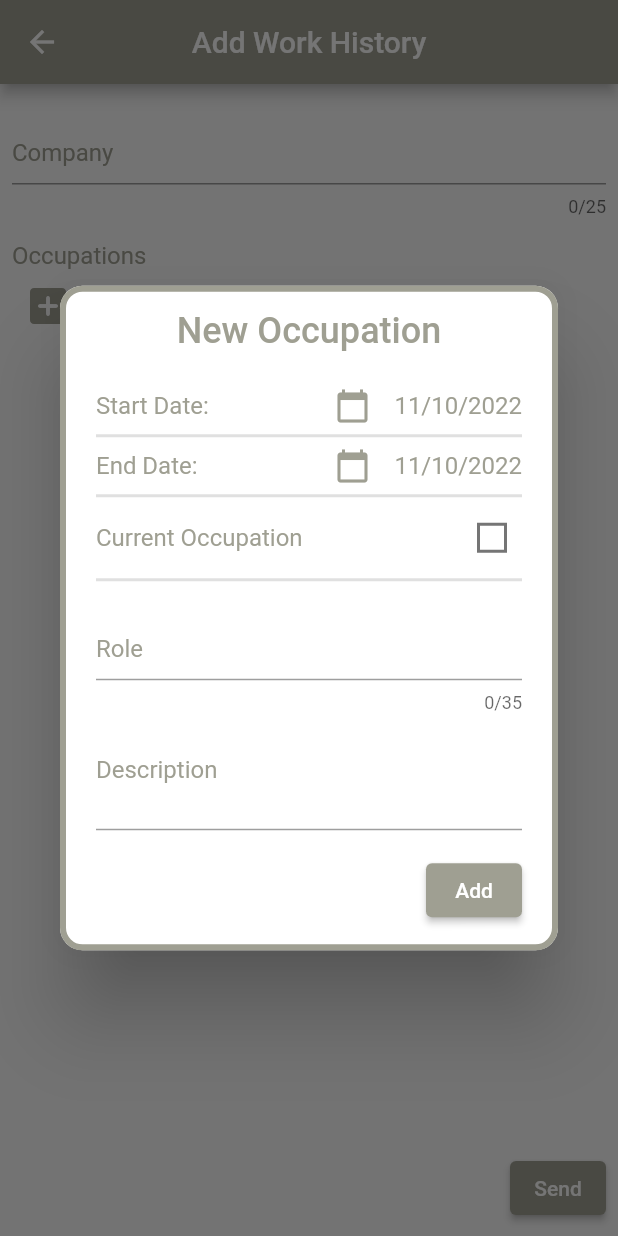
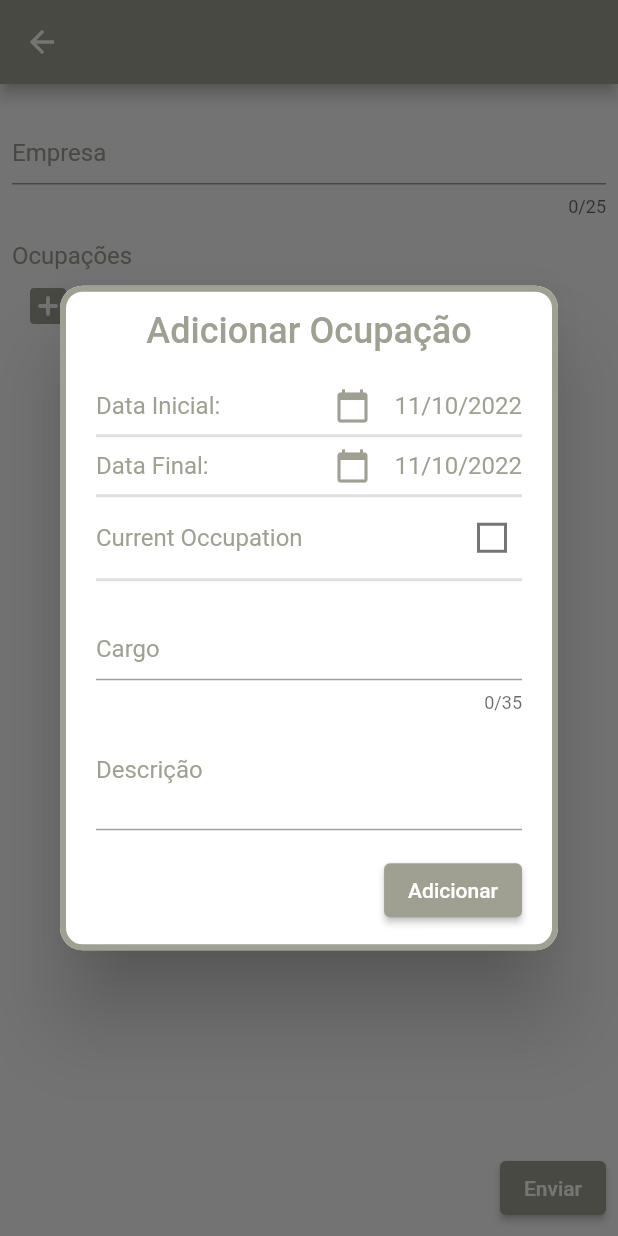
Before and after one commit to xandefreitas/Flutter_Profile, a Flutter app: the WorkHistoryFormScreen screen opened directly with empty values, after a tap on the "add box" icon, on a phone screen of 412 x 824 dp. Run offline on Flutter 3.47's test engine with Material 2 defaults, Android fonts, the phone set to English and light mode, and no system bars; our stand-ins replace cached_network_image, cloud_firestore, dio, equatable, firebase_auth, firebase_core and 9 more; missing offline and left inert: pdf_viewer_plugin; accounts and stored records are empty; generated files the repository leaves out were written again; network calls fail.

Commit message:
Work History l10n

```diff
--- /dev/null
+++ b/lib/common/util/date_util.dart
@@ -0,0 +1,10 @@
+import 'package:intl/intl.dart';
+
+abstract class DateUtil {
+  static formatDate(String? date) {
+    if (date != null && date != '') {
+      return DateFormat('dd/MM/yyyy').format(DateTime.parse(date));
+    }
+    return '';
+  }
+}
--- a/lib/core/consts.dart
+++ b/lib/core/consts.dart
@@ -1,5 +1,7 @@
 class Consts {
   //adding to git ignore
+  static const String fullName = 'Alexandre Gazar Libório de Freitas';
+  static const String shortName = 'Alexandre Freitas';
   static const String profilePhoto =
       'https://media-exp1.licdn.com/dms/image/C5603AQHlAkM0n6T-ww/profile-displayphoto-shrink_800_800/0/1600175926661?e=1665619200&v=beta&t=GKXuVCvI2SzmpCA9TgFMbiJlxnCmhVtYsZS4C1WS5yQ';
   static const String databaseUrl = 'https://my-flutter-portfolio-70689-default-rtdb.firebaseio.com/';
--- a/lib/l10n/app_pt.arb
+++ b/lib/l10n/app_pt.arb
@@ -19,7 +19,6 @@
     "formResendButtonText":"Reenviar",
     "formVerifyButtonText":"Verificar",
     "formPhoneNumberLabelText":"Número de Telefone",
-    "formFieldRequiredMessage":"Campo Obrigatório",
     "formFieldMinLengthMessage":"Nome deve possuir mais de 4 letras",
     "profileTitle":"Perfil",
     "certificatesTitle":"Certificados",
@@ -80,7 +79,6 @@
     "relationshipDataFriend":"Amigo(a)",
     "relationshipDataCoworker":"Colega de Trabalho",
     "relationshipDataBoss":"Chefe",
-    "relationshipDataSubordinate":"Subordinado",
     "relationshipDataClient":"Cliente",
     "relationshipDataFamily":"Família",
     "relationshipDataRecruiter":"Recrutador(a)",
@@ -89,6 +87,19 @@
     "snackBarGenericAlertTitle":"Alerta!",
     "successSnackBarAddedCertificate":"Um novo certificado foi adicionado!",
     "successSnackBarUpdatedCertificate":"Certificado atualizado com sucesso.",
-    "successSnackBarRemovedCertificate":"Certificado removido com sucesso."
+    "workHistoryFormTitleAdd":"Adicionar Histórico",
+    "workHistoryFormTitleUpdate":"Atualizar Histórico",
+    "workHistoryFormFieldCompanyLabel":"Empresa",
+    "workHistoryFieldOccupationsLabel":"Ocupações",
+    "workHistoryFormSendButton":"Enviar",
+    "workHistoryFormUpdateButton":"Atualizar",
+    "workHistoryFormAddButton":"Adicionar",
+    "occupationsFormTitleAdd":"Adicionar Ocupação",
+    "occupationsFormTitleUpdate":"Atualizar Ocupação",
+    "occupationsFormStartDateLabel":"Data Inicial:",
+    "occupationsFormEndDateLabel":"Data Final:",
+    "occupationsFormCurrentOccupationLabel":"Current Occupation",
+    "occupationsFormRoleLabel":"Cargo",
+    "occupationsFormDescriptionLabel":"Descrição"
 
 }
--- a/lib/screens/CertificatesScreen/certificates_form_screen.dart
+++ b/lib/screens/CertificatesScreen/certificates_form_screen.dart
@@ -97,14 +97,14 @@ class _CertificatesFormScreenState extends State<CertificatesFormScreen> {
                       controller: courseTextController,
                       maxLength: 20,
                       color: primaryColor,
-                      validator: (value) => value == null || value.isEmpty ? text.formFieldRequiredMessage : null,
+                      validator: (value) => value == null || value.isEmpty ? text.formValidatorMessage : null,
                     ),
                     CustomFormField(
                       label: text.certificateFormInstitutionLabel,
                       controller: institutionTextController,
                       maxLength: 20,
                       color: primaryColor,
-                      validator: (value) => value == null || value.isEmpty ? text.formFieldRequiredMessage : null,
+                      validator: (value) => value == null || value.isEmpty ? text.formValidatorMessage : null,
                     ),
                     CustomFormField(
                       label: text.certificateFormDescriptionLabel,
@@ -112,7 +112,7 @@ class _CertificatesFormScreenState extends State<CertificatesFormScreen> {
                       maxLength: 200,
                       maxLines: 5,
                       color: primaryColor,
-                      validator: (value) => value == null || value.isEmpty ? text.formFieldRequiredMessage : null,
+                      validator: (value) => value == null || value.isEmpty ? text.formValidatorMessage : null,
                     ),
                     Row(
                       children: [
--- a/lib/screens/OnboardingScreen/components/onboarding_form.dart
+++ b/lib/screens/OnboardingScreen/components/onboarding_form.dart
@@ -180,7 +180,7 @@ class _OnboardingFormState extends State<OnboardingForm> {
       keyboardType: TextInputType.name,
       validator: (name) {
         if (name!.trim().isEmpty) {
-          return text.formFieldRequiredMessage;
+          return text.formValidatorMessage;
         } else if (nameController.text.length <= 4) {
           return text.formFieldMinLengthMessage;
         } else {
--- a/lib/screens/ProfileScreen/components/profile_app_bar.dart
+++ b/lib/screens/ProfileScreen/components/profile_app_bar.dart
@@ -125,7 +125,7 @@ class _ProfileAppBarState extends State<ProfileAppBar> {
                       ),
                       const SizedBox(width: 8),
                       Text(
-                        'Alexandre Freitas',
+                        Consts.shortName,
                         style: AppTextStyles.textSize24.copyWith(
                           color: AppColors.white,
                           fontWeight: FontWeight.w500,
@@ -156,7 +156,7 @@ class _ProfileAppBarState extends State<ProfileAppBar> {
                           color: AppColors.white.withOpacity(0.8),
                         ),
                         child: Text(
-                          'Alexandre Gazar Libório de Freitas',
+                          Consts.fullName,
                           style: AppTextStyles.textSize16.copyWith(
                             color: AppColors.profilePrimary,
                             fontWeight: FontWeight.w500,
--- a/lib/screens/WorkHistoryScreen/components/cards/work_history_add_card.dart
+++ b/lib/screens/WorkHistoryScreen/components/cards/work_history_add_card.dart
@@ -25,7 +25,7 @@ class WorkHistoryAddCard extends StatelessWidget {
                 ),
                 const SizedBox(width: 8),
                 Text(
-                  'Add Work History',
+                  AppLocalizations.of(context)!.workHistoryFormTitleAdd,
                   style: AppTextStyles.textSize16.copyWith(
                     fontWeight: FontWeight.bold,
                     color: AppColors.white,
@@ -42,7 +42,7 @@ class WorkHistoryAddCard extends StatelessWidget {
                 context,
                 workHistoryFormRoute,
                 arguments: {
-                  "title": 'Add Work History',
+                  "title": AppLocalizations.of(context)!.workHistoryFormTitleAdd,
                   "addCompany": addWorkHistory,
                   "screenMode": WorkHistoryScreenMode.ADD.value,
                 },
--- a/lib/screens/WorkHistoryScreen/components/cards/work_history_card.dart
+++ b/lib/screens/WorkHistoryScreen/components/cards/work_history_card.dart
@@ -49,7 +49,7 @@ class WorkHistoryCard extends StatelessWidget {
                       workHistoryFormRoute,
                       arguments: {
                         "company": company,
-                        "title": 'Update Work History',
+                        "title": AppLocalizations.of(context)!.workHistoryFormTitleUpdate,
                         "updateCompany": updateWorkHistory,
                         "removeCompany": removeWorkHistory,
                         "screenMode": WorkHistoryScreenMode.UPDATE.value,
--- a/lib/screens/WorkHistoryScreen/components/cards/work_history_shimmer_card.dart
+++ b/lib/screens/WorkHistoryScreen/components/cards/work_history_shimmer_card.dart
@@ -24,7 +24,7 @@ class WorkHistoryShimmerCard extends StatelessWidget {
                 ),
                 const SizedBox(width: 8),
                 Text(
-                  'Company',
+                  AppLocalizations.of(context)!.workHistoryFormFieldCompanyLabel,
                   style: AppTextStyles.textSize16.copyWith(
                     fontWeight: FontWeight.bold,
                     color: AppColors.white,
--- a/lib/screens/WorkHistoryScreen/components/occupation_dialog.dart
+++ b/lib/screens/WorkHistoryScreen/components/occupation_dialog.dart
@@ -1,6 +1,6 @@
 import 'package:flutter/material.dart';
 import 'package:flutter_profile/common/widgets/custom_form_field.dart';
-import 'package:flutter_profile/core/app_text_styles.dart';
+import 'package:flutter_profile/core/core.dart';
 import '../../../common/models/occupation.dart';
 import '../../../common/widgets/custom_date_picker.dart';
 import '../../../common/widgets/custom_dialog.dart';
@@ -26,6 +26,7 @@ class _OccupationDialogState extends State<OccupationDialog> {
   final GlobalKey<FormState> _formKey = GlobalKey<FormState>();
   late Occupation _occupation;
   late bool isCurrentOccupation;
+  late AppLocalizations text;
   String _startDate = '';
   String _endDate = '';
 
@@ -52,11 +53,12 @@ class _OccupationDialogState extends State<OccupationDialog> {
 
   @override
   Widget build(BuildContext context) {
+    text = AppLocalizations.of(context)!;
     return StatefulBuilder(
       builder: (context, setState) {
         return CustomDialog(
           dialogColor: widget.primaryColor,
-          dialogTitle: isUpdateDialogMode ? 'Update Occupation' : 'New Occupation',
+          dialogTitle: isUpdateDialogMode ? text.occupationsFormTitleUpdate : text.occupationsFormTitleAdd,
           dialogBody: Form(
             key: _formKey,
             child: Column(
@@ -66,7 +68,7 @@ class _OccupationDialogState extends State<OccupationDialog> {
                   mainAxisAlignment: MainAxisAlignment.spaceBetween,
                   children: [
                     Text(
-                      'Start Date:',
+                      text.occupationsFormStartDateLabel,
                       style: AppTextStyles.textSize16.copyWith(color: widget.primaryColor),
                     ),
                     CustomDatePicker(
@@ -83,7 +85,7 @@ class _OccupationDialogState extends State<OccupationDialog> {
                   mainAxisAlignment: MainAxisAlignment.spaceBetween,
                   children: [
                     Text(
-                      'End Date:',
+                      text.occupationsFormEndDateLabel,
                       style: AppTextStyles.textSize16.copyWith(color: widget.primaryColor),
                     ),
                     if (!isCurrentOccupation)
@@ -101,7 +103,7 @@ class _OccupationDialogState extends State<OccupationDialog> {
                   mainAxisAlignment: MainAxisAlignment.spaceBetween,
                   children: [
                     Text(
-                      'Current Occupation',
+                      text.occupationsFormCurrentOccupationLabel,
                       style: AppTextStyles.textSize16.copyWith(color: widget.primaryColor),
                     ),
                     Checkbox(
@@ -120,24 +122,24 @@ class _OccupationDialogState extends State<OccupationDialog> {
                 ),
                 const Divider(thickness: 2),
                 CustomFormField(
-                  label: 'Role',
+                  label: text.occupationsFormRoleLabel,
                   controller: roleTextController,
                   color: widget.primaryColor,
                   maxLength: 35,
                   onSaved: (role) {
                     _occupation.role = role!;
                   },
-                  validator: (role) => role == null || role.trim().isEmpty ? 'Required' : null,
+                  validator: (role) => role == null || role.trim().isEmpty ? text.formValidatorMessage : null,
                 ),
                 CustomFormField(
-                  label: 'Description',
+                  label: text.occupationsFormDescriptionLabel,
                   controller: descriptionTextController,
                   color: widget.primaryColor,
                   maxLines: 2,
                   onSaved: (description) {
                     _occupation.description = description!;
                   },
-                  validator: (description) => description == null || description.trim().isEmpty ? 'Required' : null,
+                  validator: (description) => description == null || description.trim().isEmpty ? text.formValidatorMessage : null,
                 ),
               ],
             ),
@@ -155,7 +157,7 @@ class _OccupationDialogState extends State<OccupationDialog> {
                 Navigator.pop(context);
               }
             },
-            child: Text(isUpdateDialogMode ? 'Update' : 'Add'),
+            child: Text(isUpdateDialogMode ? text.workHistoryFormUpdateButton : text.workHistoryFormAddButton),
           ),
         );
       },
--- a/lib/screens/WorkHistoryScreen/components/work_history_occupation_info.dart
+++ b/lib/screens/WorkHistoryScreen/components/work_history_occupation_info.dart
@@ -2,7 +2,8 @@ import 'package:flutter/material.dart';
 import 'package:flutter_profile/common/models/occupation.dart';
 import 'package:flutter_profile/core/core.dart';
 import 'package:flutter_profile/screens/WorkHistoryScreen/components/work_history_info_button.dart';
-import 'package:intl/intl.dart';
+
+import '../../../common/util/date_util.dart';
 
 class WorkHistoryOccupationInfo extends StatelessWidget {
   final Occupation occupation;
@@ -15,8 +16,8 @@ class WorkHistoryOccupationInfo extends StatelessWidget {
 
   @override
   Widget build(BuildContext context) {
-    final String formattedStartDate = formatDate(occupation.startDate);
-    final String formattedEndDate = formatDate(occupation.endDate);
+    final String formattedStartDate = DateUtil.formatDate(occupation.startDate);
+    final String formattedEndDate = DateUtil.formatDate(occupation.endDate);
     return Column(
       crossAxisAlignment: CrossAxisAlignment.start,
       children: [
@@ -64,11 +65,4 @@ class WorkHistoryOccupationInfo extends StatelessWidget {
       ],
     );
   }
-
-  formatDate(String? date) {
-    if (date != null && date != '') {
-      return DateFormat('dd/MM/yyyy').format(DateTime.parse(date));
-    }
-    return '';
-  }
 }
--- a/lib/screens/WorkHistoryScreen/work_history_form_screen.dart
+++ b/lib/screens/WorkHistoryScreen/work_history_form_screen.dart
@@ -2,7 +2,7 @@ import 'package:flutter/material.dart';
 import 'package:flutter_profile/common/enums/work_history_screen_mode.dart';
 import 'package:flutter_profile/common/models/company.dart';
 import 'package:flutter_profile/common/models/occupation.dart';
-import 'package:intl/intl.dart';
+import '../../common/util/date_util.dart';
 import '../../common/widgets/custom_form_field.dart';
 import '../../core/core.dart';
 import 'components/occupation_dialog.dart';
@@ -32,6 +32,7 @@ class _WorkHistoryFormScreenState extends State<WorkHistoryFormScreen> {
   final GlobalKey<FormState> _formKey = GlobalKey<FormState>();
   final Color primaryColor = AppColors.workHistoryPrimary;
   final TextEditingController companyNameTextController = TextEditingController();
+  late AppLocalizations text;
   List<Occupation> occupations = [];
 
   @override
@@ -45,9 +46,10 @@ class _WorkHistoryFormScreenState extends State<WorkHistoryFormScreen> {
 
   @override
   Widget build(BuildContext context) {
+    text = AppLocalizations.of(context)!;
     return Scaffold(
       appBar: AppBar(
-        title: const Text('Add Work History'),
+        title: Text(widget.title),
         centerTitle: true,
         backgroundColor: primaryColor,
         actions: [
@@ -72,11 +74,11 @@ class _WorkHistoryFormScreenState extends State<WorkHistoryFormScreen> {
             crossAxisAlignment: CrossAxisAlignment.end,
             children: [
               CustomFormField(
-                label: 'Company',
+                label: text.workHistoryFormFieldCompanyLabel,
                 controller: companyNameTextController,
                 maxLength: 25,
                 color: primaryColor,
-                validator: (company) => company == null || company.isEmpty ? 'Required' : null,
+                validator: (company) => company == null || company.isEmpty ? text.formValidatorMessage : null,
               ),
               const SizedBox(height: 16),
               Expanded(
@@ -87,7 +89,7 @@ class _WorkHistoryFormScreenState extends State<WorkHistoryFormScreen> {
                       crossAxisAlignment: CrossAxisAlignment.start,
                       children: [
                         Text(
-                          'Occupations',
+                          text.workHistoryFieldOccupationsLabel,
                           style: AppTextStyles.textSize16.copyWith(color: primaryColor),
                         ),
                         Padding(
@@ -112,8 +114,8 @@ class _WorkHistoryFormScreenState extends State<WorkHistoryFormScreen> {
                           ),
                         ),
                         ...occupations.reversed.map((e) {
-                          final String formattedStartDate = formatDate(e.startDate);
-                          final String formattedEndDate = formatDate(e.endDate);
+                          final String formattedStartDate = DateUtil.formatDate(e.startDate);
+                          final String formattedEndDate = DateUtil.formatDate(e.endDate);
                           return Padding(
                             padding: const EdgeInsets.only(left: 8.0),
                             child: Column(
@@ -188,7 +190,7 @@ class _WorkHistoryFormScreenState extends State<WorkHistoryFormScreen> {
                   modifyCompany();
                 },
                 style: ElevatedButton.styleFrom(backgroundColor: primaryColor),
-                child: Text(isAddScreenMode ? 'Send' : 'Update'),
+                child: Text(isAddScreenMode ? text.workHistoryFormSendButton : text.workHistoryFormUpdateButton),
               ),
             ],
           ),
@@ -213,12 +215,5 @@ class _WorkHistoryFormScreenState extends State<WorkHistoryFormScreen> {
     }
   }
 
-  formatDate(String? date) {
-    if (date != null && date != '') {
-      return DateFormat('dd/MM/yyyy').format(DateTime.parse(date));
-    }
-    return '';
-  }
-
   bool get isAddScreenMode => widget.screenMode == WorkHistoryScreenMode.ADD.value;
 }
```
Also changed, not shown: lib/l10n/app_en.arb (+56 -8 lines).
